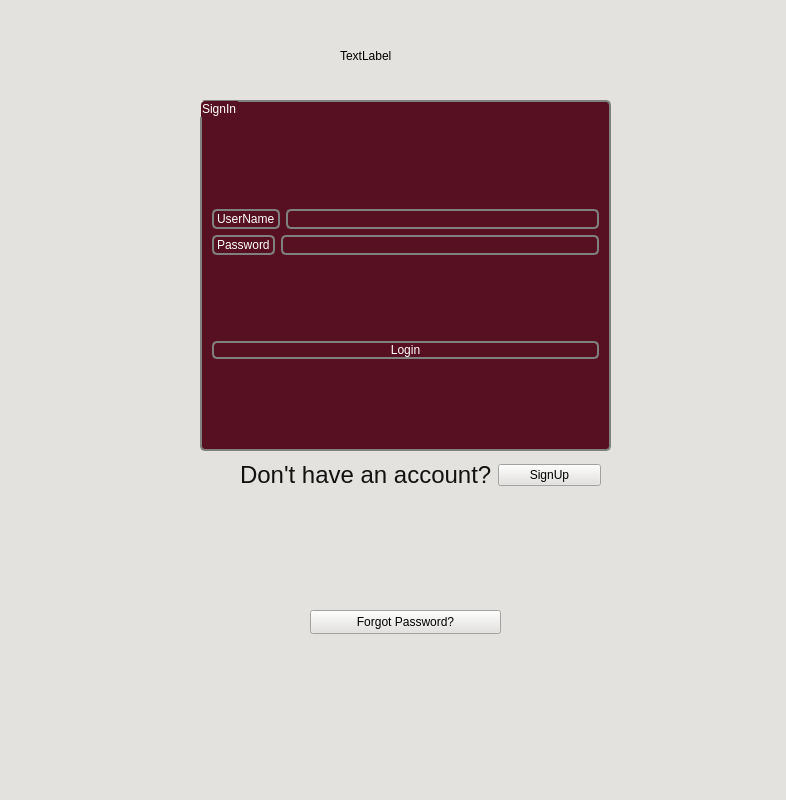
Before: the Qt Designer form mainwindow.ui in bikraj2/mitra-2, drawn with Qt 5.
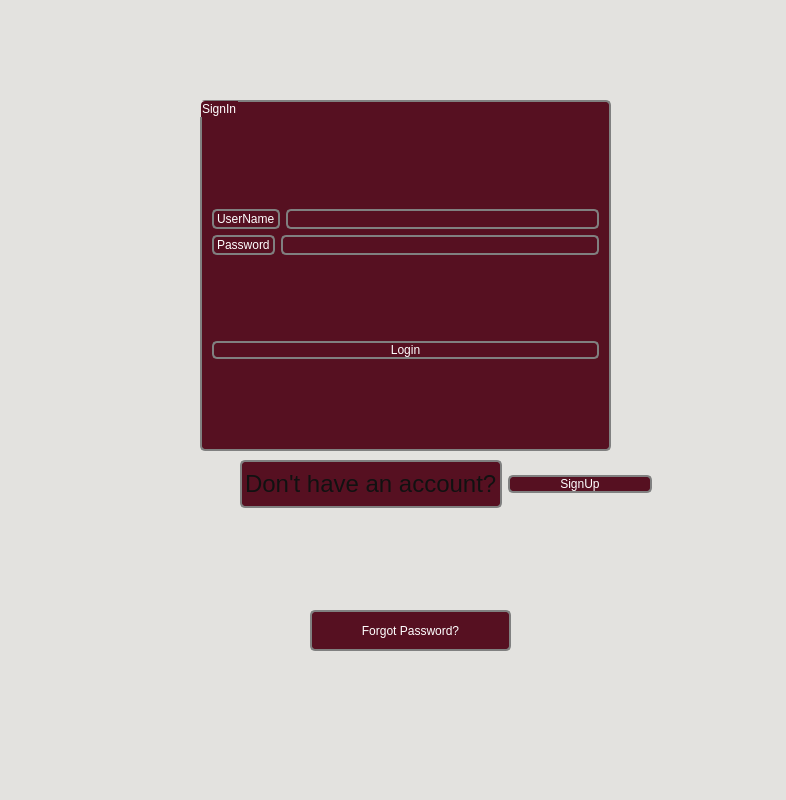
After: the same form once the commit is applied. Icons and pictures are not drawn.

Patch:
```diff
--- a/mainwindow.ui
+++ b/mainwindow.ui
@@ -22,15 +22,18 @@
      <rect>
       <x>240</x>
       <y>460</y>
-      <width>361</width>
-      <height>31</height>
+      <width>412</width>
+      <height>48</height>
      </rect>
     </property>
     <layout class="QHBoxLayout" name="horizontalLayout_7">
      <item>
       <widget class="QLabel" name="name_7">
        <property name="styleSheet">
-        <string notr="true">color:rgb(156, 10, 86)</string>
+        <string notr="true">border:2px solid gray;border-radius:5px;margin-top: 1ex;
+font: 16pt &quot;Gill Sans MT&quot;;
+background-color:rgb(86, 16, 33);
+color:rgb(255, 255, 255);</string>
        </property>
        <property name="text">
         <string>&lt;html&gt;&lt;head/&gt;&lt;body&gt;&lt;p&gt;&lt;span style=&quot; font-size:18pt; color: #111&quot;&gt;Don't have an account?&lt;/span&gt;&lt;/p&gt;&lt;/body&gt;&lt;/html&gt;</string>
@@ -40,9 +43,10 @@
      <item>
       <widget class="QPushButton" name="pushButton_singup_3">
        <property name="styleSheet">
-        <string notr="true">color: rgb(0, 0, 0);
-background-color:rgb(227, 226, 223);
-</string>
+        <string notr="true">border:2px solid gray;border-radius:5px;margin-top: 1ex;
+font: 14pt &quot;Britannic Bold&quot;;
+background-color:rgb(86, 16, 33);
+color:rgb(255, 255, 255);</string>
        </property>
        <property name="text">
         <string>SignUp</string>
@@ -51,19 +55,6 @@
      </item>
     </layout>
    </widget>
-   <widget class="QLabel" name="label3">
-    <property name="geometry">
-     <rect>
-      <x>340</x>
-      <y>40</y>
-      <width>251</width>
-      <height>31</height>
-     </rect>
-    </property>
-    <property name="text">
-     <string>TextLabel</string>
-    </property>
-   </widget>
    <widget class="QLabel" name="name">
     <property name="geometry">
      <rect>
@@ -163,10 +154,16 @@
      <rect>
       <x>310</x>
       <y>610</y>
-      <width>191</width>
-      <height>24</height>
+      <width>201</width>
+      <height>41</height>
      </rect>
     </property>
+    <property name="styleSheet">
+     <string notr="true">border:2px solid gray;border-radius:5px;margin-top: 1ex;
+font: 14pt &quot;Britannic Bold&quot;;
+background-color:rgb(86, 16, 33);
+color:rgb(255, 255, 255);</string>
+    </property>
     <property name="text">
      <string>Forgot Password?</string>
     </property>
```
Left out of the diff: 5 changed lines with no effect on the pictures.
